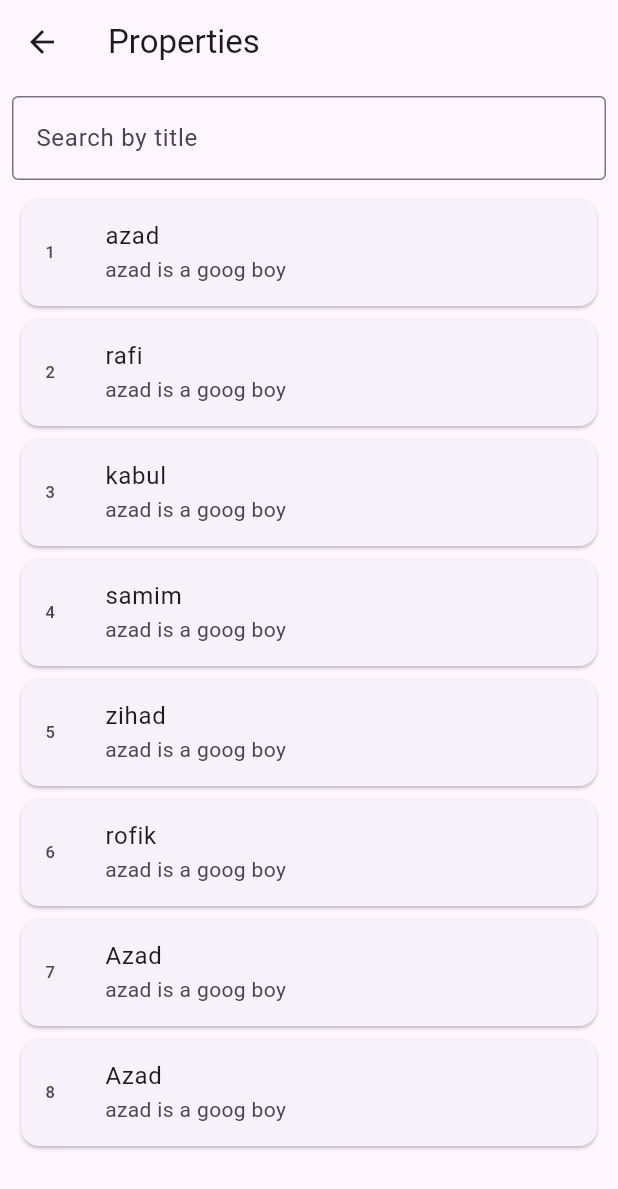
After one commit to alazad214/Code-Library, a Flutter app: the screen it shows after launch, after a tap on "List Filter search", on a phone screen of 412 x 824 dp. The commit adds this screen. Shown: the top 1189 px of the screen. Run offline on Flutter 3.47's test engine with Material 3 defaults, Android fonts, the phone set to English and light mode, and no system bars; our stand-ins replace dropdown_textfield, get.

Commit message:
list filter search added

```diff
--- a/lib/main.dart
+++ b/lib/main.dart
@@ -3,6 +3,8 @@ import 'package:flutter/material.dart';
 import 'package:get/get.dart';
 
 void main() {
+  WidgetsFlutterBinding
+      .ensureInitialized();
   runApp(const MyApp());
 }
 
--- /dev/null
+++ b/lib/moduls/Filter search/filter_search_screen.dart
@@ -0,0 +1,90 @@
+import 'package:flutter/material.dart';
+import 'package:get/get.dart';
+
+class PropertyListScreen extends StatefulWidget {
+  PropertyListScreen({super.key});
+
+  @override
+  State<PropertyListScreen> createState() => _PropertyListScreenState();
+}
+
+class _PropertyListScreenState extends State<PropertyListScreen> {
+  List<Map<String, dynamic>> myItem = [
+    {"Id": "1", "name": "azad", "title": "azad is a goog boy"},
+    {"Id": "2", "name": "rafi", "title": "azad is a goog boy"},
+    {"Id": "3", "name": "kabul", "title": "azad is a goog boy"},
+    {"Id": "4", "name": "samim", "title": "azad is a goog boy"},
+    {"Id": "5", "name": "zihad", "title": "azad is a goog boy"},
+    {"Id": "6", "name": "rofik", "title": "azad is a goog boy"},
+    {"Id": "7", "name": "Azad", "title": "azad is a goog boy"},
+    {"Id": "8", "name": "Azad", "title": "azad is a goog boy"},
+  ];
+
+  List<Map<String, dynamic>> foundItem = [];
+  @override
+  void initState() {
+    foundItem = myItem;
+    super.initState();
+  }
+
+  void runFilter(String enteredKeyboard) {
+    List<Map<String, dynamic>> results = [];
+    if (enteredKeyboard.isEmpty) {
+      results = myItem;
+    } else {
+      results = myItem
+          .where((user) => user["name"]
+              .toLowerCase()
+              .contains(enteredKeyboard.toLowerCase()))
+          .toList();
+    }
+    setState(() {
+      foundItem = results;
+    });
+  }
+
+  @override
+  Widget build(BuildContext context) {
+    return Scaffold(
+      appBar: AppBar(
+        title: const Text('Properties'),
+      ),
+      body: Column(
+        children: [
+          Padding(
+            padding: const EdgeInsets.all(8.0),
+            child: TextField(
+              decoration: const InputDecoration(
+                border: OutlineInputBorder(),
+                hintText: 'Search by title',
+              ),
+              onChanged: (value) {
+                runFilter(value);
+              },
+            ),
+          ),
+          Expanded(
+              child: Padding(
+            padding: const EdgeInsets.symmetric(horizontal: 10.0),
+            child: ListView.builder(
+              itemCount: foundItem.length,
+              itemBuilder: (context, index) {
+                return Card(
+                  key: ValueKey(foundItem[index]["Id"]),
+                  child: ListTile(
+                    leading: Text(foundItem[index]["Id"]),
+                    title: Text(foundItem[index]["name"]),
+                    subtitle: Text(foundItem[index]["title"]),
+                    onTap: () {
+                      // Navigate to details or perform other actions
+                    },
+                  ),
+                );
+              },
+            ),
+          )),
+        ],
+      ),
+    );
+  }
+}
--- a/lib/moduls/dropdowntextfield/utils/dropdown_widgets.dart
+++ b/lib/moduls/dropdowntextfield/utils/dropdown_widgets.dart
@@ -7,11 +7,11 @@ class DropdownWidget extends StatelessWidget {
   final String hintText;
   final DropdownController controller;
   const DropdownWidget({
-    super.key,
+    Key? key,
     required this.dropDownList,
     this.hintText = "Select an option",
     required this.controller,
-  });
+  }) : super(key: key);
 
   @override
   Widget build(BuildContext context) {
--- a/lib/moduls/dropdowntextfield/views/single_item_dropdown.dart
+++ b/lib/moduls/dropdowntextfield/views/single_item_dropdown.dart
@@ -31,7 +31,8 @@ class SingleItemDropdown extends StatelessWidget {
             child: Column(
               children: [
                 DropdownWidget(
-                  dropDownList: const [
+                  dropDownList:  [
+
                     DropDownValueModel(name: 'azad', value: "azad"),
                     DropDownValueModel(name: 'rafi', value: "rafi"),
                     DropDownValueModel(name: 'name3', value: "value3"),
--- a/lib/moduls/homepage/views/home.dart
+++ b/lib/moduls/homepage/views/home.dart
@@ -2,7 +2,8 @@ import 'package:code_library/moduls/dropdowntextfield/views/dropdown_screen.dart
 import 'package:code_library/moduls/homepage/views/home_title_text.dart';
 import 'package:code_library/widgets/custom_button.dart';
 import 'package:flutter/material.dart';
-
+import 'package:get/get.dart';
+import '../../Filter search/filter_search_screen.dart';
 import '../../dropdowntextfield/views/single_item_dropdown.dart';
 
 class Home extends StatelessWidget {
@@ -24,14 +25,19 @@ class Home extends StatelessWidget {
             CustomButton(
               text: "Dropdown Textfield",
               ontap: () {
-                Navigator.push(
-                    context, MaterialPageRoute(builder: (_) => const TestPage()));
+                Get.to(() => const TestPage());
               },
-            ),    CustomButton(
+            ),
+            CustomButton(
               text: "Single item dropdown",
               ontap: () {
-                Navigator.push(
-                    context, MaterialPageRoute(builder: (_) =>  SingleItemDropdown()));
+                Get.to(() => SingleItemDropdown());
+              },
+            ),
+            CustomButton(
+              text: "List Filter search",
+              ontap: () {
+                Get.to(() => PropertyListScreen());
               },
             ),
           ],
--- a/pubspec.yaml
+++ b/pubspec.yaml
@@ -37,6 +37,7 @@ dependencies:
   cupertino_icons: ^1.0.6
   dropdown_textfield: ^1.2.0
   get: ^4.6.6
+  shared_preferences:
 
 dev_dependencies:
   flutter_test:
```
Also changed, not shown: lib/moduls/Filter search/filter_search_controller.dart (added), pubspec.lock, 1 other file.
